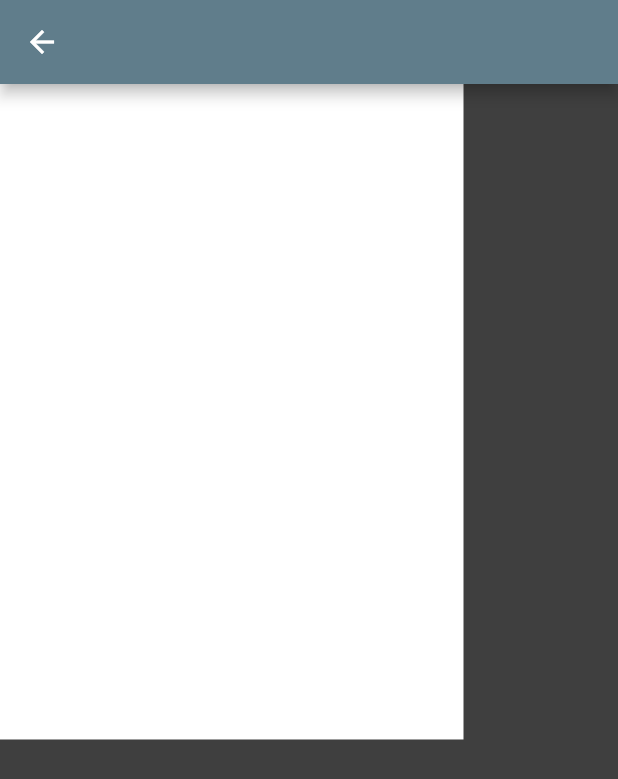
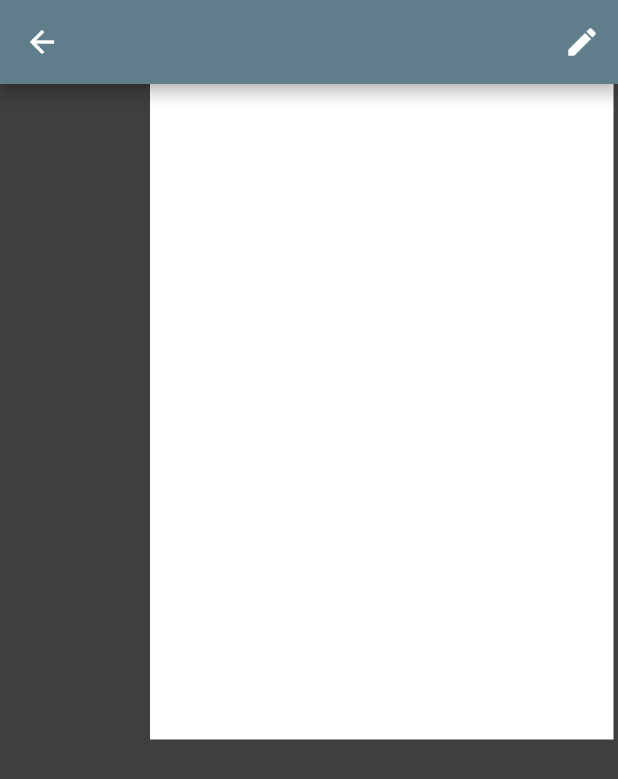
Before and after one commit to Lukas-Heiligenbrunner/Notes, a Flutter app: the screen it shows after launch, after a tap on the "edit calendar" icon, on a phone screen of 412 x 824 dp. Shown: the top 779 px of the screen. Run offline on Flutter 3.47's test engine with Material 2 defaults, Android fonts, the phone set to English and light mode, and no system bars.

Commit message:
correct offset for notification bar correct offset when opening page

```diff
--- a/lib/all_notes_page.dart
+++ b/lib/all_notes_page.dart
@@ -13,8 +13,8 @@ class _AllNotesPageState extends State<AllNotesPage> {
   Widget build(BuildContext context) {
     return Column(
       children: [
-        const SizedBox(
-          height: 10,
+        SizedBox(
+          height: 10 + MediaQuery.of(context).viewPadding.top,
         ),
         Row(
           children: [
--- a/lib/canvas/document_types.dart
+++ b/lib/canvas/document_types.dart
@@ -6,6 +6,10 @@ class Stroke {
   @override
   String toString() {
     return 'Stroke{points: $points}';
+  }
+
+  void addPoint(Point point) {
+    points.add(point);
   }
 
   Stroke.fromPoints(this.points);
--- a/lib/canvas/drawing_page.dart
+++ b/lib/canvas/drawing_page.dart
@@ -20,10 +20,33 @@ class _DrawingPageState extends State<DrawingPage> {
   double basezoom = 1.0;
   Offset offset = const Offset(.0, .0);
 
+  // todo better pen system
+  bool eraseractive = false;
+
+  @override
+  void initState() {
+    super.initState();
+
+    // todo might be weird behaviour if used with short side
+    final screenWidth =
+        (window.physicalSize.longestSide / window.devicePixelRatio);
+    _calcNewPageOffset(const Offset(.0, .0), screenWidth);
+  }
+
   @override
   Widget build(BuildContext context) {
     return Scaffold(
-      appBar: AppBar(backgroundColor: Colors.blueGrey),
+      appBar: AppBar(backgroundColor: Colors.blueGrey, actions: [
+        // todo temp icon only
+        IconButton(
+          icon: const Icon(Icons.edit),
+          onPressed: () {
+            setState(() {
+              eraseractive = !eraseractive;
+            });
+          },
+        )
+      ]),
       body: _buildCanvas(),
     );
   }
@@ -51,17 +74,37 @@ class _DrawingPageState extends State<DrawingPage> {
     // return basetickness * (angle / .5 + .5);
   }
 
-  Widget _buildCanvas() {
-    final width = MediaQuery.of(context).size.width;
-    final height = MediaQuery.of(context).size.height;
+  // calculate new page offset from mousepointer delta
+  void _calcNewPageOffset(Offset delta, double canvasWidth) {
+    if (zoom > 1.0) {
+      Offset newOffset = offset + delta;
+      // don't allow navigating out of page if zoomed in
+      if (newOffset.dx > .0) {
+        setState(() {
+          offset = Offset(.0, newOffset.dy);
+        });
+      } else if (newOffset.dx < (-canvasWidth * zoom) + canvasWidth) {
+        setState(() {
+          offset = Offset((-canvasWidth * zoom) + canvasWidth, newOffset.dy);
+        });
+        print(offset);
+      } else {
+        setState(() {
+          offset = offset + delta;
+        });
+      }
+    } else {
+      setState(() {
+        // keep page x centered if zoomed out
+        offset = Offset(
+            (canvasWidth - (canvasWidth * zoom)) / 2, offset.dy + delta.dy);
+      });
+    }
+  }
 
-    return Scaffold(
-      body: Listener(
-        behavior: HitTestBehavior.opaque,
-        onPointerMove: (event) {
+  void _onPointerMove(PointerMoveEvent event, Size size) {
     Offset pos = event.localPosition;
-          final scale =
-              calcPageDependentScale(zoom, a4Page, Size(width, height));
+    final scale = calcPageDependentScale(zoom, a4Page, size);
     pos = translateScreenToDocumentPoint(pos, scale, offset);
 
     if (!a4Page.contains(pos)) {
@@ -79,51 +122,42 @@ class _DrawingPageState extends State<DrawingPage> {
         // todo current point not in list
         newWidth = _calcAngleDependentWidth(
             pts
-                      .getRange(pts.length - 10 >= 0 ? pts.length - 10 : 0,
-                          pts.length)
+                .getRange(
+                    pts.length - 10 >= 0 ? pts.length - 10 : 0, pts.length)
                 .toList(growable: false),
             event.tilt);
       }
       setState(() {
         _strokes = List.from(_strokes, growable: false)
-                ..last.points.add(Point(pos, newWidth));
+          ..last.addPoint(Point(pos, newWidth));
       });
     } else {
-            if (zoom > 1.0) {
-              Offset newOffset = offset + event.delta;
-              // don't allow navigating out of page if zoomed in
-              if (newOffset.dx > .0) {
-                setState(() {
-                  offset = Offset(.0, newOffset.dy);
-                });
-              } else if (newOffset.dx < (-width * zoom) + width) {
-                setState(() {
-                  offset = Offset((-width * zoom) + width, newOffset.dy);
-                });
-                print(offset);
-              } else {
-                setState(() {
-                  offset = offset + event.delta;
-                });
-              }
-            } else {
-              setState(() {
-                // keep page x centered if zoomed out
-                offset = Offset(
-                    (width - (width * zoom)) / 2, offset.dy + event.delta.dy);
-              });
+      _calcNewPageOffset(event.delta, size.width);
     }
   }
+
+  Widget _buildCanvas() {
+    final size = MediaQuery.of(context).size;
+
+    return Scaffold(
+      body: Listener(
+        behavior: HitTestBehavior.opaque,
+        onPointerMove: (e) => _onPointerMove(e, size),
+        onPointerSignal: (event) {
+          print('Button: ${event.buttons}');
         },
         onPointerDown: (event) {
+          print('Button: ${event.buttons}');
+
           if (allowDrawWithFinger || event.kind != PointerDeviceKind.touch) {
             Offset pos = event.localPosition;
-            final scale =
-                calcPageDependentScale(zoom, a4Page, Size(width, height));
+            final scale = calcPageDependentScale(zoom, a4Page, size);
             pos = translateScreenToDocumentPoint(pos, scale, offset);
 
             // todo line drawn on edge where line left page
             if (!a4Page.contains(pos)) return;
+
+            if (eraseractive) return;
 
             setState(() {
               _strokes = List.from(_strokes)
@@ -153,7 +187,6 @@ class _DrawingPageState extends State<DrawingPage> {
           onScaleUpdate: (details) {
             if (details.scale == 1.0) return;
 
-            print('scale; ${details.scale}');
             setState(() {
               zoom = (basezoom * details.scale).clamp(0.25, 5.0);
             });
@@ -161,10 +194,15 @@ class _DrawingPageState extends State<DrawingPage> {
           onScaleEnd: (details) {
             basezoom = zoom;
           },
+          onSecondaryTap: () {
+            print('secctab');
+          },
+          onTertiaryTapDown: (details) {
+            print('tertiary button');
+          },
           child: CustomPaint(
             painter: MyPainter(strokes: _strokes, offset: offset, zoom: zoom),
-            // todo not working
-            size: Size.infinite, // todo add different paper dimensions
+            size: Size.infinite,
           ),
         ),
       ),
--- a/lib/collapse_drawer.dart
+++ b/lib/collapse_drawer.dart
@@ -37,6 +37,7 @@ class _CollapseDrawerState extends State<CollapseDrawer>
   @override
   Widget build(BuildContext context) {
     return Container(
+      padding: EdgeInsets.only(top: MediaQuery.of(context).viewPadding.top),
       color: const Color(0xff0d0d0d),
       child: ClipRRect(
         borderRadius: const BorderRadius.only(
```
Lines whose indentation alone changed are shown as unchanged.
